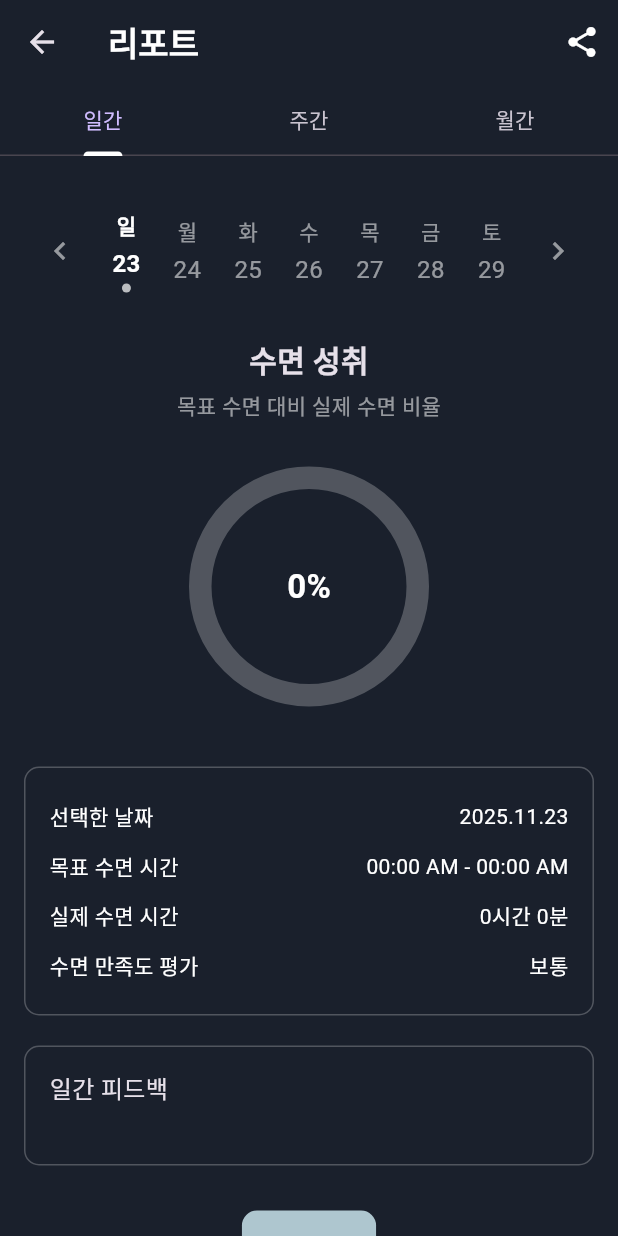
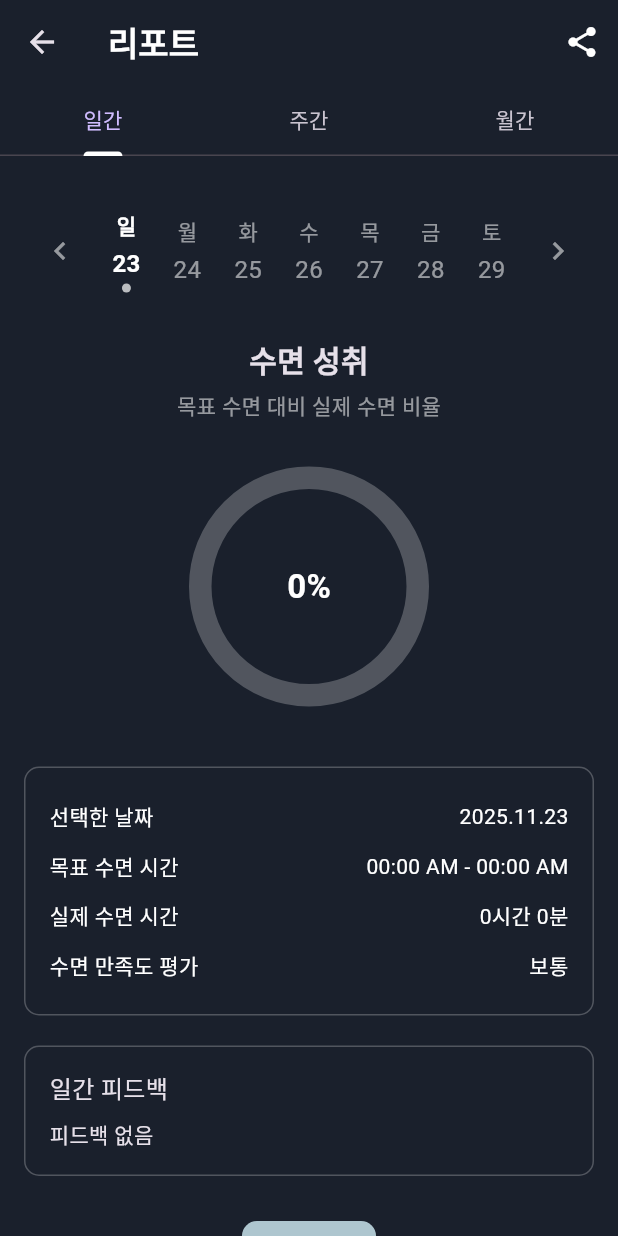
Before and after one commit to yoyohanyy/digital_health_care, a Flutter app: the ReportPage screen opened directly, on a phone screen of 412 x 824 dp. Run offline on Flutter 3.47's test engine with Material 3 defaults, Android fonts, the phone set to English and light mode, and no system bars; drawn by our look-alikes of percent_indicator; our stand-ins replace cloud_firestore, firebase_core, fl_chart, shared_preferences, table_calendar; missing offline and left inert: health, kakao_flutter_sdk, kakao_flutter_sdk_user; accounts and stored records are empty.

Commit message:
피드백 불러오기 및 마이 페이지 정리

```diff
--- a/lib/page/reportPage.dart
+++ b/lib/page/reportPage.dart
@@ -415,7 +415,13 @@ class _ReportPageState extends State<ReportPage>
           const SizedBox(height: 20),
           _infoCard([
             const Text("일간 피드백", style: TextStyle(fontSize: 16)),
-          ], height: 80),
+            const SizedBox(height: 8),
+            Text(
+              todayRecord.feedback.isNotEmpty ? todayRecord.feedback : "피드백 없음",
+              style: const TextStyle(fontSize: 14),
+              softWrap: true,     // 자동 줄바꿈
+            ),
+          ]),
 
           const SizedBox(height: 30), // 버튼 위 여백
           ElevatedButton(
```
Also changed, not shown: lib/page/myPage.dart (+2 -6 lines).
